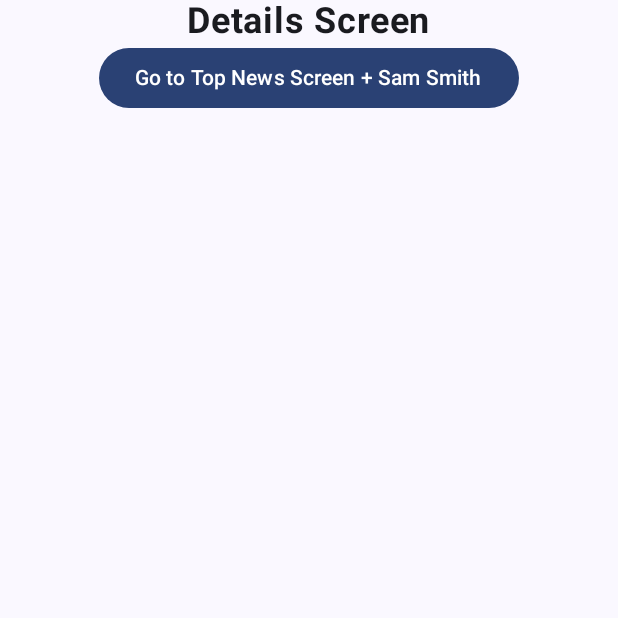
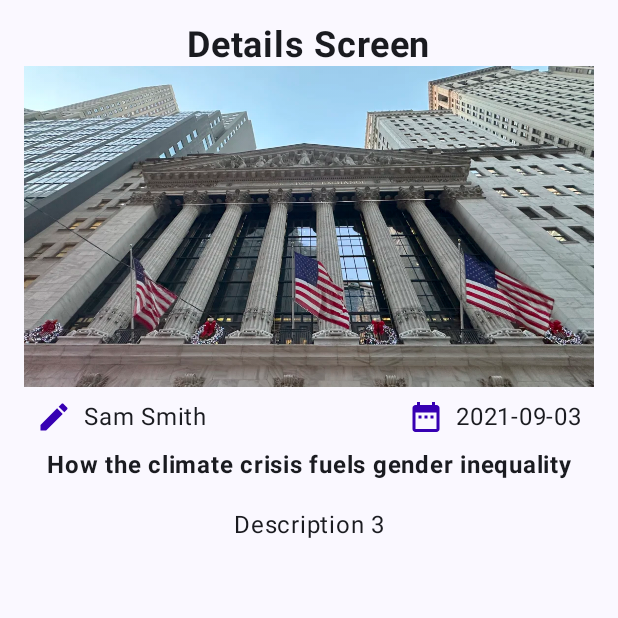
Before and after one commit to ansgrb/dummynews, an Android app built with Jetpack Compose: the screen it shows after launch (MainActivity), after a tap on "2021-09-03", on a phone screen of 412 x 824 dp, the top half of it. Run offline under Robolectric (Android 15) with nearby library versions, the phone set to English and light mode, and no system bars.

Commit message:
:construction:  Enhance DetailScreen with detailed news content and refactor data handling
This commit enhances the `DetailScreen` by displaying detailed news content, including author, published date, title, and description. It also refactors `MockData` to handle potential null values when retrieving news by ID.

The following changes were made:

-   Modified the `DetailsScreen` to display detailed news information.
-    -   Added an image display.
-    -   Introduced an `IconInfo` composable to display author and published date.
-    - Added content description in IconInfo.
-    -   Added title and description display.
-    - Added `verticalScroll` to the `DetailScreen` to enable scrolling when necessary.
-    - Added `padding` and `arrangement` to `DetailScreen`.
-    - Added `fontWeight` to title text in `DetailScreen`.
--   Refactored `MockData` to handle null values when retrieving news by ID.
-    - Changed `getNewsById` to return a nullable `NewsData?` and added a null check.
-    - Added a null check in `NewsApp` to prevent crash in `DetailScreen` if `newsData` is null.
-    - Changed `description` in `MockData` to have more text.

```diff
--- a/app/src/main/java/dev/ansgrb/dummynews/MockData.kt
+++ b/app/src/main/java/dev/ansgrb/dummynews/MockData.kt
@@ -16,7 +16,14 @@ object MockData {
             image = R.drawable.ass_01,
             author = "Helen Regan",
             title = "Dramatic showdown looms in South Korea as Yoon faces impeachment trial and possible arrest",
-            description = "Description 2",
+            description = "How the climate crisis fuels gender inequality How the climate crisis fuels gender inequality" +
+                    "How the climate crisis fuels gender inequality How the climate crisis fuels gender inequality" +
+                    "How the climate crisis fuels gender inequality How the climate crisis fuels gender inequality" +
+                    "How the climate crisis fuels gender inequality How the climate crisis fuels gender inequality" +
+                    "How the climate crisis fuels gender inequality" +
+                    "How the climate crisis fuels gender inequality" +
+                    "How the climate crisis fuels gender inequality" +
+                    "How the climate crisis fuels gender inequality",
             publishedAt = "2021-09-02"
         ),
         NewsData(
@@ -80,7 +87,10 @@ object MockData {
             publishedAt = "2021-09-10"
         ),
     )
-    fun getNewsById(id: Int?): NewsData{
-        return topNewsList.first { it.id == id }
+    fun getNewsById(id: Int?): NewsData?{
+        if (id == null) {
+            return null
+        }
+        return topNewsList.firstOrNull { it.id == id }
     }
 }
--- a/app/src/main/java/dev/ansgrb/dummynews/model/NewsData.kt
+++ b/app/src/main/java/dev/ansgrb/dummynews/model/NewsData.kt
@@ -9,7 +9,4 @@ data class NewsData(
     val description: String,
     val image: Int = R.drawable.brnews,
     val publishedAt: String
-) {
-
-
-}
+)
--- a/app/src/main/java/dev/ansgrb/dummynews/ui/NewsApp.kt
+++ b/app/src/main/java/dev/ansgrb/dummynews/ui/NewsApp.kt
@@ -1,6 +1,7 @@
 package dev.ansgrb.dummynews.ui
 
 import androidx.compose.foundation.layout.PaddingValues
+import androidx.compose.foundation.rememberScrollState
 import androidx.compose.runtime.Composable
 import androidx.navigation.NavType
 import androidx.navigation.compose.NavHost
@@ -19,6 +20,7 @@ fun NewsApp(paddingValues: PaddingValues) {
 @Composable
 fun Navigation() {
     val navController = rememberNavController()
+    val scrollState = rememberScrollState()
     NavHost(navController = navController, startDestination = "TopNewsScreen") {
         composable("TopNewsScreen") {
             TopNewsScreen(navController = navController)
@@ -29,7 +31,9 @@ fun Navigation() {
             navBackStackEntry ->
             val newsId = navBackStackEntry.arguments?.getInt("newsId")
             val newsData = MockData.getNewsById(newsId)
-            DetailsScreen(navController = navController, newsData = newsData)
+            if (newsData != null) {
+                DetailsScreen(navController = navController, newsData = newsData, scrollState)
+            }
         }
 
     }
--- a/app/src/main/java/dev/ansgrb/dummynews/ui/screens/DetailsScreen.kt
+++ b/app/src/main/java/dev/ansgrb/dummynews/ui/screens/DetailsScreen.kt
@@ -1,25 +1,43 @@
 package dev.ansgrb.dummynews.ui.screens
 
+import androidx.compose.foundation.Image
+import androidx.compose.foundation.ScrollState
+import androidx.compose.foundation.layout.Arrangement
 import androidx.compose.foundation.layout.Column
+import androidx.compose.foundation.layout.Row
 import androidx.compose.foundation.layout.fillMaxWidth
-import androidx.compose.material3.Button
+import androidx.compose.foundation.layout.padding
+import androidx.compose.foundation.verticalScroll
+import androidx.compose.material.icons.Icons
+import androidx.compose.material.icons.filled.DateRange
+import androidx.compose.material.icons.filled.Edit
+import androidx.compose.material3.Icon
 import androidx.compose.material3.Text
 import androidx.compose.runtime.Composable
 import androidx.compose.ui.Alignment
 import androidx.compose.ui.Modifier
+import androidx.compose.ui.graphics.vector.ImageVector
+import androidx.compose.ui.res.colorResource
+import androidx.compose.ui.res.painterResource
 import androidx.compose.ui.text.font.FontStyle
 import androidx.compose.ui.text.font.FontWeight
 import androidx.compose.ui.tooling.preview.Preview
+import androidx.compose.ui.unit.dp
 import androidx.compose.ui.unit.sp
 import androidx.navigation.NavController
 import androidx.navigation.compose.rememberNavController
+import dev.ansgrb.dummynews.R
 import dev.ansgrb.dummynews.model.NewsData
 
 @Composable
-fun DetailsScreen(navController: NavController, newsData: NewsData){
+fun DetailsScreen(navController: NavController, newsData: NewsData, scrollState: ScrollState){
     Column(
-        modifier = Modifier.fillMaxWidth(),
-        horizontalAlignment = Alignment.CenterHorizontally
+        modifier = Modifier
+            .fillMaxWidth()
+            .padding(16.dp)
+            .verticalScroll(scrollState),
+        horizontalAlignment = Alignment.CenterHorizontally,
+
     ){
         Text(
             text = "Details Screen",
@@ -27,15 +45,41 @@ fun DetailsScreen(navController: NavController, newsData: NewsData){
             fontSize = 24.sp,
             fontStyle = FontStyle.Normal,
         )
-        Button(
-            onClick = {
-//                navController.navigate("TopNewsScreen")
-                navController.popBackStack()
-            }
+        Image(painter = painterResource(id = newsData.image), contentDescription = "")
+        Row(
+            modifier = Modifier
+                .fillMaxWidth()
+                .padding(8.dp),
+            horizontalArrangement = Arrangement.SpaceBetween
         ) {
-            Text("Go to Top News Screen + ${newsData.author}")
+            IconInfo(
+                icon = Icons.Default.Edit,
+                info = newsData.author,
+                contentDescription = "Author"
+            )
+            IconInfo(
+                icon = Icons.Default.DateRange,
+                info = newsData.publishedAt,
+                contentDescription = "Published Date"
+            )
         }
+        Text(text = newsData.title, fontWeight = FontWeight.Bold)
+        Text(text = newsData.description, modifier = Modifier.padding(top = 16.dp))
     }
+}
+
+@Composable
+fun IconInfo(icon: ImageVector, info: String, contentDescription: String){
+    Row(verticalAlignment = Alignment.CenterVertically) {
+        Icon(
+            icon,
+            contentDescription = contentDescription,
+            tint = colorResource(id = R.color.purple_700),
+            modifier = Modifier.padding(end = 8.dp)
+        )
+        Text(text = info)
+    }
+
 }
 
 @Preview(showBackground = true)
@@ -47,5 +91,5 @@ fun DetailsScreenPreview(){
         title = "Title 1",
         description = "Description 1",
         publishedAt = "2021-09-01"
-    ))
+    ), ScrollState(0))
 }
```
